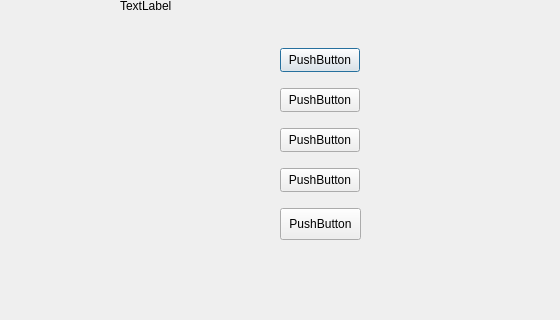
The window that studentaccountpage.ui (cameron001/cs100_finalproject) describes before a commit, drawn with Qt 5; both pictures show x 0 to 560 and y 92 to 412 of the 671 by 535 pixel window.
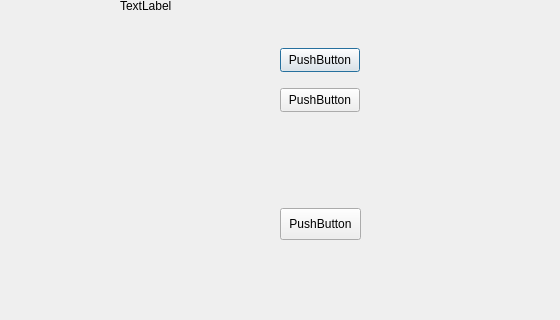
The same window after the commit.

What changed in the file:
```diff
--- a/studentaccountpage.ui
+++ b/studentaccountpage.ui
@@ -52,32 +52,6 @@
     <string>PushButton</string>
    </property>
   </widget>
-  <widget class="QPushButton" name="transactionButton">
-   <property name="geometry">
-    <rect>
-     <x>280</x>
-     <y>220</y>
-     <width>80</width>
-     <height>24</height>
-    </rect>
-   </property>
-   <property name="text">
-    <string>PushButton</string>
-   </property>
-  </widget>
-  <widget class="QPushButton" name="accountDebtButton">
-   <property name="geometry">
-    <rect>
-     <x>280</x>
-     <y>260</y>
-     <width>80</width>
-     <height>24</height>
-    </rect>
-   </property>
-   <property name="text">
-    <string>PushButton</string>
-   </property>
-  </widget>
   <widget class="QPushButton" name="logout">
    <property name="geometry">
     <rect>
```
